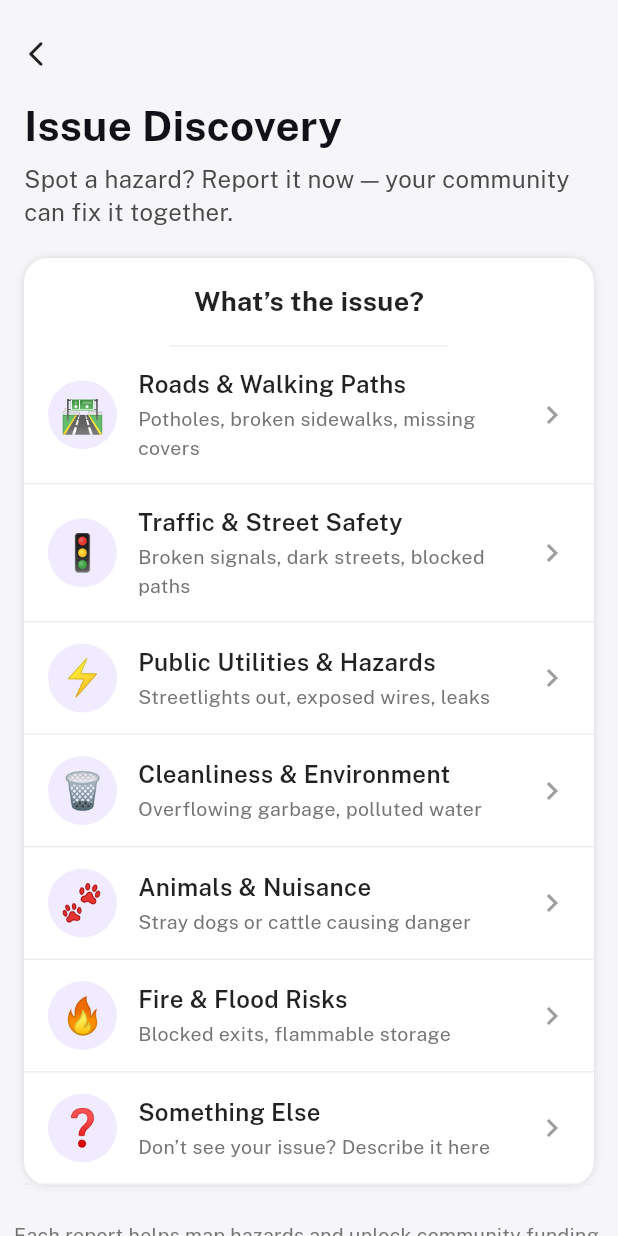
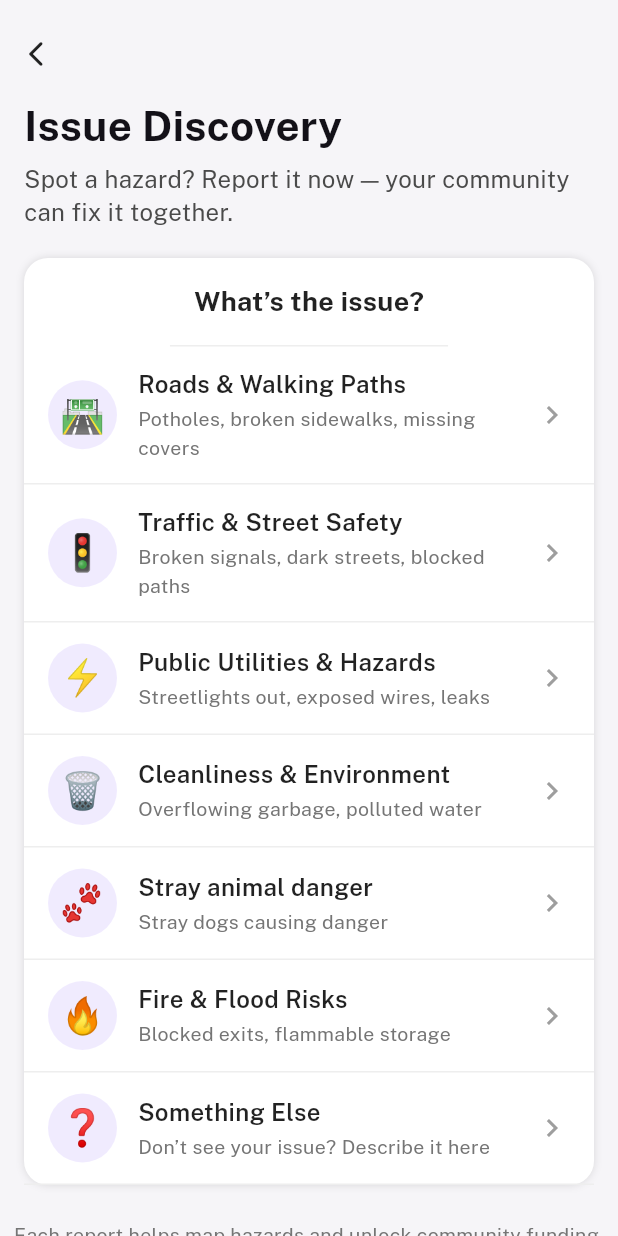
Before and after one commit to ssingh-acko/Ackathon-app, a Flutter app: the ReportPage screen opened directly, on a phone screen of 412 x 824 dp. Run offline on Flutter 3.47's test engine with Material 3 defaults, Android fonts, the phone set to English and light mode, and no system bars; our stand-ins replace bloc, cached_network_image, dio, flutter_bloc, flutter_svg, fluttertoast and 8 more; missing offline and left inert: flutter_upi_india, razorpay_flutter; accounts and stored records are empty.

Commit message:
updated fix

```diff
--- a/lib/features/report_journey/report_page.dart
+++ b/lib/features/report_journey/report_page.dart
@@ -225,8 +225,8 @@ class ReportPage extends StatelessWidget {
           _categoryItem(
             context,
             icon: "🐾",
-            title: "Animals & Nuisance",
-            subtitle: "Stray dogs or cattle causing danger",
+            title: "Stray animal danger",
+            subtitle: "Stray dogs causing danger",
           ),
           _categoryItem(
             context,
```
